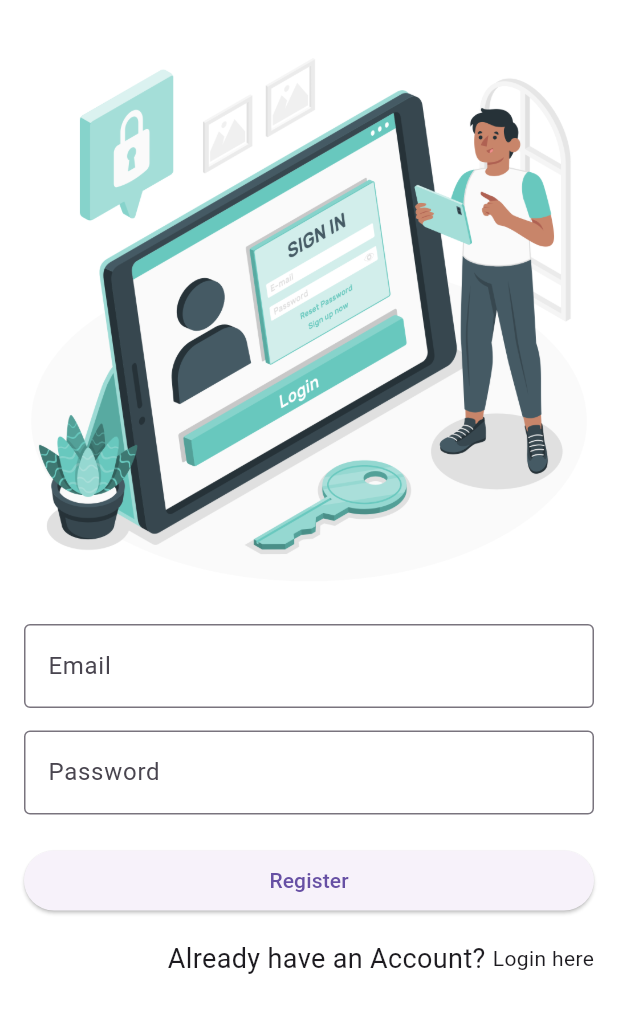
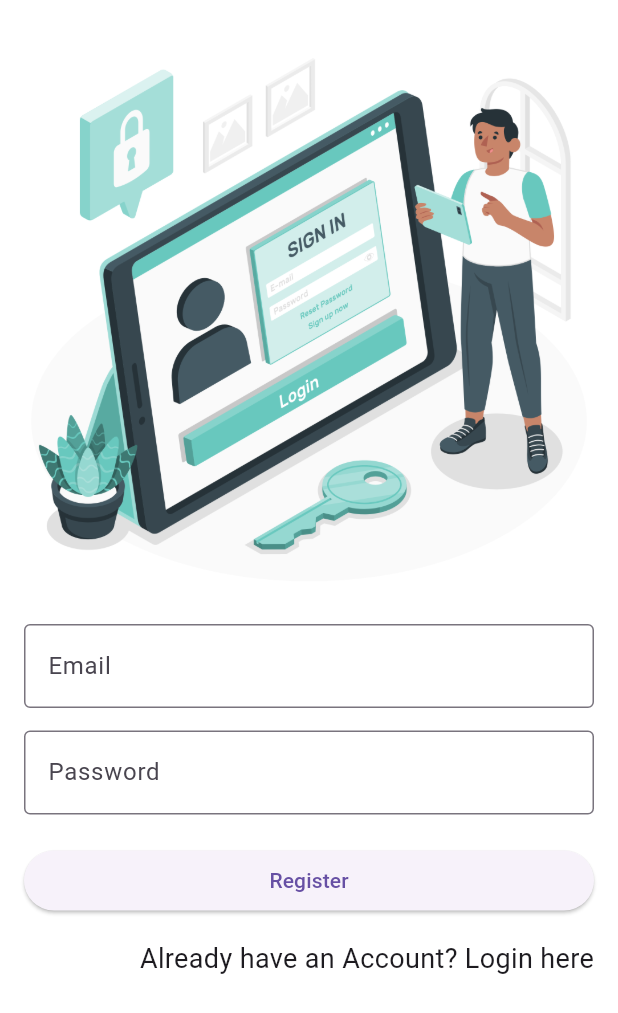
Before and after one commit to ShuaibuPassionateProgrammer/advanced_role_based_flutter_firebase, a Flutter app: the SignupScreen screen opened directly, on a phone screen of 412 x 824 dp. Shown: the top 1013 px of the screen. Run offline on Flutter 3.47's test engine with Material 3 defaults, Android fonts, the phone set to English and light mode, and no system bars; our stand-ins replace firebase_core; accounts and stored records are empty; generated files the repository leaves out were written again; statements that could not run were skipped.

Commit message:
The fontSize of it set to 18

```diff
--- a/lib/view/signup_screen.dart
+++ b/lib/view/signup_screen.dart
@@ -55,7 +55,9 @@ class _SignupScreen extends State<SignupScreen> {
                     onTap: () {},
                     child: Text(
                       "Login here",
-                      style: TextStyle(),
+                      style: TextStyle(
+                        fontSize: 18,
+                      ),
                     ),
                   ),
                 ],
```
